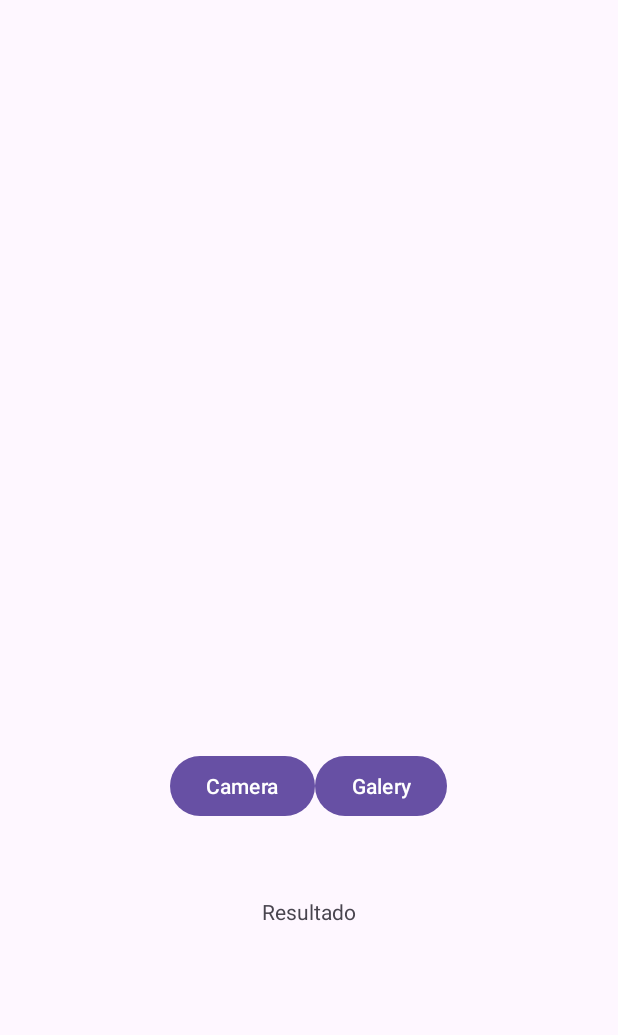
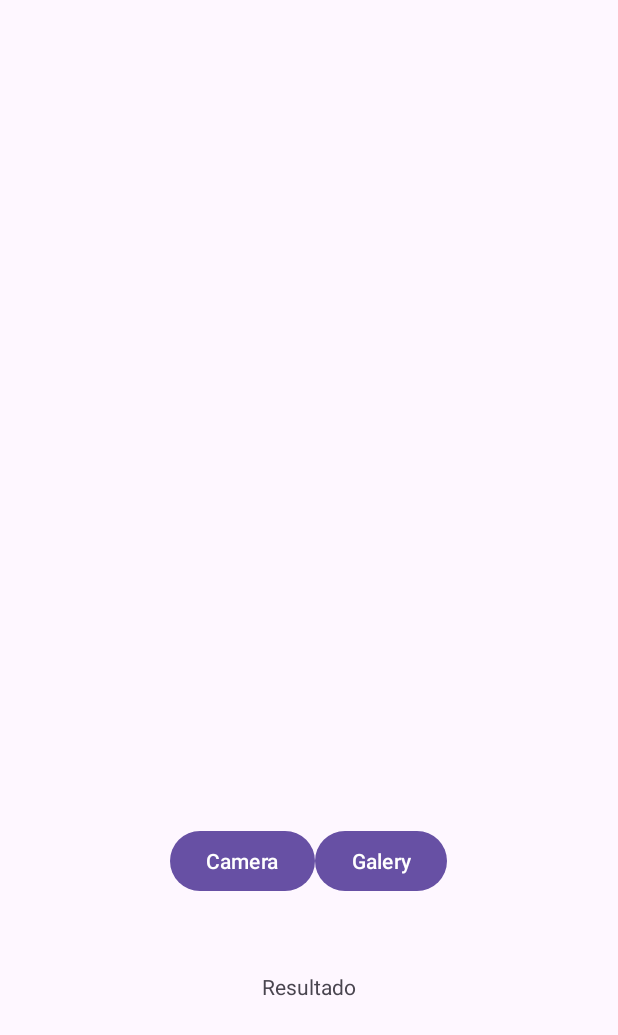
Before and after one commit to nicolasreisdev/CNN-Project, an Android app: the screen it shows after launch (MainActivity), on a phone screen of 412 x 824 dp. Shown: the top 1035 px of the screen. Run offline under Robolectric (Android 15) with nearby library versions, the phone set to English and light mode, and no system bars; libraries missing offline, so code that uses them is left out: org.pytorch, org.pytorch.torchvision; 1 statement that could not run was skipped.

Commit message:
Modificações para apresentação do app

```diff
--- a/Application/app/src/main/java/com/pratica/sojascan/models/Classifier.java
+++ b/Application/app/src/main/java/com/pratica/sojascan/models/Classifier.java
@@ -1,4 +1,4 @@
-package com.pratica.sojascan.models;
+    package com.pratica.sojascan.models;
 
 
 import android.content.Context;
--- a/Application/app/src/main/java/com/pratica/sojascan/ui/MainActivity.java
+++ b/Application/app/src/main/java/com/pratica/sojascan/ui/MainActivity.java
@@ -100,7 +100,7 @@ public class MainActivity extends AppCompatActivity {
             return;
         }
         String outputText = String.format(Locale.US,
-                "Diagnóstico: %s\nConfiança: %.1f%%",
+                "Result: %s\nConfiability: %.1f%%",
                 result.predictedLabel,
                 result.confidence * 100.0f
         );
--- a/Application/app/src/main/res/layout/activity_main.xml
+++ b/Application/app/src/main/res/layout/activity_main.xml
@@ -20,7 +20,7 @@
         android:layout_height="wrap_content"
         android:orientation="horizontal"
         android:layout_centerHorizontal="true"
-        android:layout_marginTop="500dp"
+        android:layout_marginTop="550dp"
         >
         <Button
             android:layout_width="wrap_content"
```
